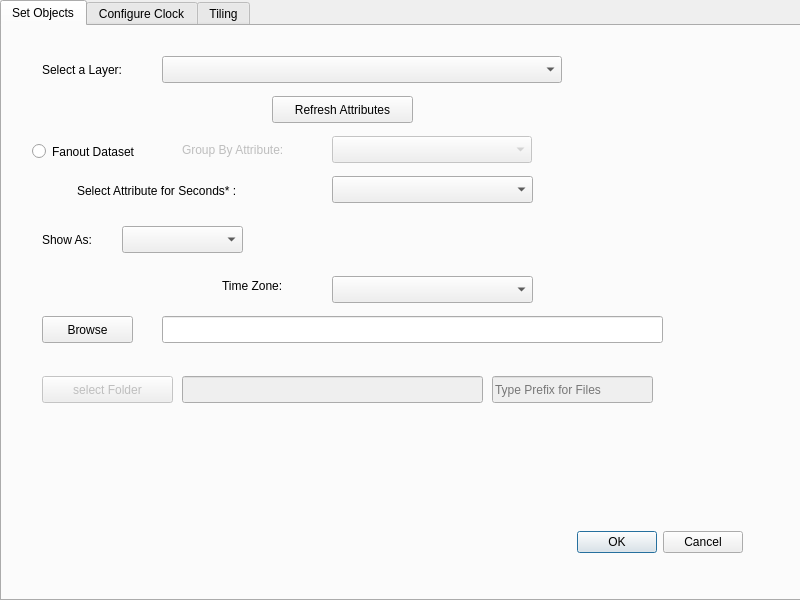
This is CzmlMovingObjects_dialog_base.ui in tum-gis/CZMLMovingObjects as Qt 5 draws it before an edit. The edited form follows.
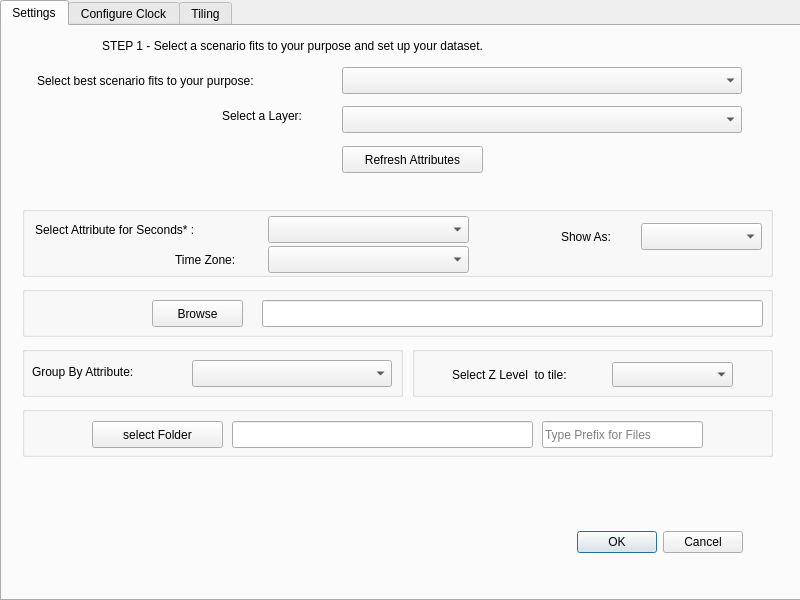
This is the edited form. The open tabs and pages were chosen to show the change.

Commit message: On branch main  Your branch is up to date with 'origin/main'.

Diff of the .ui file:
```diff
--- a/CzmlMovingObjects_dialog_base.ui
+++ b/CzmlMovingObjects_dialog_base.ui
@@ -27,29 +27,13 @@
    </property>
    <widget class="QWidget" name="tabLayer">
     <attribute name="title">
-     <string>Set Objects</string>
+     <string>Settings</string>
     </attribute>
-    <widget class="QLabel" name="groupByLabel">
-     <property name="enabled">
-      <bool>false</bool>
-     </property>
-     <property name="geometry">
-      <rect>
-       <x>180</x>
-       <y>114</y>
-       <width>151</width>
-       <height>20</height>
-      </rect>
-     </property>
-     <property name="text">
-      <string>Group By Attribute:</string>
-     </property>
-    </widget>
     <widget class="QComboBox" name="select_layer_comboBox">
      <property name="geometry">
       <rect>
-       <x>160</x>
-       <y>30</y>
+       <x>340</x>
+       <y>80</y>
        <width>400</width>
        <height>27</height>
       </rect>
@@ -61,24 +45,11 @@
       <string>Select a point layer...</string>
      </property>
     </widget>
-    <widget class="QComboBox" name="groupByComboBox">
-     <property name="enabled">
-      <bool>false</bool>
-     </property>
-     <property name="geometry">
-      <rect>
-       <x>330</x>
-       <y>110</y>
-       <width>200</width>
-       <height>27</height>
-      </rect>
-     </property>
-    </widget>
     <widget class="QPushButton" name="refresh_attributes_pushButton">
      <property name="geometry">
       <rect>
-       <x>270</x>
-       <y>70</y>
+       <x>340</x>
+       <y>120</y>
        <width>141</width>
        <height>27</height>
       </rect>
@@ -90,8 +61,8 @@
     <widget class="QLabel" name="select_layer_label">
      <property name="geometry">
       <rect>
-       <x>40</x>
-       <y>34</y>
+       <x>220</x>
+       <y>80</y>
        <width>111</width>
        <height>20</height>
       </rect>
@@ -100,19 +71,6 @@
       <string>Select a Layer:</string>
      </property>
     </widget>
-    <widget class="QPushButton" name="browse_pushButton">
-     <property name="geometry">
-      <rect>
-       <x>40</x>
-       <y>290</y>
-       <width>91</width>
-       <height>27</height>
-      </rect>
-     </property>
-     <property name="text">
-      <string>Browse</string>
-     </property>
-    </widget>
     <widget class="QDialogButtonBox" name="button_box">
      <property name="geometry">
       <rect>
@@ -129,142 +87,414 @@
       <set>QDialogButtonBox::Cancel|QDialogButtonBox::Ok</set>
      </property>
     </widget>
-    <widget class="QLineEdit" name="lineEditFileName">
+    <widget class="QLabel" name="labelSelectBestFitScenario">
      <property name="geometry">
       <rect>
-       <x>160</x>
-       <y>290</y>
-       <width>501</width>
-       <height>27</height>
-      </rect>
-     </property>
-    </widget>
-    <widget class="QComboBox" name="comboBoxTimeZone">
-     <property name="geometry">
-      <rect>
-       <x>330</x>
-       <y>250</y>
-       <width>201</width>
-       <height>27</height>
-      </rect>
-     </property>
-    </widget>
-    <widget class="QLabel" name="group_by_label_2">
-     <property name="geometry">
-      <rect>
-       <x>220</x>
-       <y>250</y>
-       <width>91</width>
-       <height>20</height>
-      </rect>
-     </property>
-     <property name="text">
-      <string>Time Zone:</string>
-     </property>
-    </widget>
-    <widget class="QRadioButton" name="radioButtonFanout">
-     <property name="geometry">
-      <rect>
-       <x>30</x>
-       <y>113</y>
-       <width>131</width>
-       <height>25</height>
-      </rect>
-     </property>
-     <property name="text">
-      <string>Fanout Dataset</string>
-     </property>
-    </widget>
-    <widget class="QPushButton" name="pushButtonSelectFolder">
-     <property name="enabled">
-      <bool>false</bool>
-     </property>
-     <property name="geometry">
-      <rect>
-       <x>40</x>
-       <y>350</y>
-       <width>131</width>
-       <height>27</height>
-      </rect>
-     </property>
-     <property name="text">
-      <string>select Folder</string>
-     </property>
-    </widget>
-    <widget class="QLineEdit" name="lineEditFolderName">
-     <property name="enabled">
-      <bool>false</bool>
-     </property>
-     <property name="geometry">
-      <rect>
-       <x>180</x>
-       <y>350</y>
+       <x>35</x>
+       <y>45</y>
        <width>301</width>
-       <height>27</height>
+       <height>19</height>
       </rect>
      </property>
+     <property name="text">
+      <string>Select best scenario fits to your purpose:</string>
+     </property>
     </widget>
-    <widget class="QLineEdit" name="lineEditFileNamePrefix">
-     <property name="enabled">
-      <bool>false</bool>
-     </property>
+    <widget class="QComboBox" name="comboBoxSelectScenario">
      <property name="geometry">
       <rect>
-       <x>490</x>
-       <y>350</y>
-       <width>161</width>
+       <x>340</x>
+       <y>41</y>
+       <width>400</width>
        <height>27</height>
       </rect>
      </property>
      <property name="placeholderText">
-      <string>Type Prefix for Files</string>
+      <string>Select an option</string>
      </property>
+     <property name="frame">
+      <bool>true</bool>
+     </property>
+     <item>
+      <property name="text">
+       <string>Single CZML File</string>
+      </property>
+     </item>
+     <item>
+      <property name="text">
+       <string>Separate CZML Files for every instance</string>
+      </property>
+     </item>
+     <item>
+      <property name="text">
+       <string>Separate CZML Files within XYZ Tiles</string>
+      </property>
+     </item>
+     <item>
+      <property name="text">
+       <string>Singular CZML Files in Time Slices</string>
+      </property>
+     </item>
+     <item>
+      <property name="text">
+       <string>Separate CZML Files within XYZ Tiles in Time Slices</string>
+      </property>
+     </item>
     </widget>
-    <widget class="QLabel" name="labelSelectAttributeForTime">
+    <widget class="QLabel" name="labelStep1">
      <property name="geometry">
       <rect>
-       <x>75</x>
-       <y>155</y>
-       <width>231</width>
-       <height>20</height>
+       <x>100</x>
+       <y>10</y>
+       <width>591</width>
+       <height>19</height>
       </rect>
      </property>
      <property name="text">
-      <string>Select Attribute for Seconds* :</string>
+      <string>STEP 1 - Select a scenario fits to your purpose and set up your dataset.</string>
      </property>
+     <property name="textFormat">
+      <enum>Qt::AutoText</enum>
+     </property>
     </widget>
-    <widget class="QComboBox" name="comboBoxSeconds">
+    <widget class="QGroupBox" name="groupBoxGeneralSettings">
+     <property name="enabled">
+      <bool>true</bool>
+     </property>
      <property name="geometry">
       <rect>
-       <x>330</x>
-       <y>150</y>
-       <width>201</width>
-       <height>27</height>
+       <x>20</x>
+       <y>180</y>
+       <width>751</width>
+       <height>71</height>
       </rect>
      </property>
+     <property name="title">
+      <string/>
+     </property>
+     <widget class="QLabel" name="labelSelectAttributeForTime">
+      <property name="geometry">
+       <rect>
+        <x>13</x>
+        <y>14</y>
+        <width>231</width>
+        <height>20</height>
+       </rect>
+      </property>
+      <property name="text">
+       <string>Select Attribute for Seconds* :</string>
+      </property>
+     </widget>
+     <widget class="QComboBox" name="comboBoxSeconds">
+      <property name="geometry">
+       <rect>
+        <x>246</x>
+        <y>10</y>
+        <width>201</width>
+        <height>27</height>
+       </rect>
+      </property>
+     </widget>
+     <widget class="QComboBox" name="comboBoxShowAs">
+      <property name="geometry">
+       <rect>
+        <x>619</x>
+        <y>17</y>
+        <width>121</width>
+        <height>27</height>
+       </rect>
+      </property>
+     </widget>
+     <widget class="QLabel" name="labelShowAs">
+      <property name="geometry">
+       <rect>
+        <x>539</x>
+        <y>21</y>
+        <width>71</width>
+        <height>20</height>
+       </rect>
+      </property>
+      <property name="text">
+       <string>Show As:</string>
+      </property>
+     </widget>
+     <widget class="QComboBox" name="comboBoxTimeZone">
+      <property name="enabled">
+       <bool>true</bool>
+      </property>
+      <property name="geometry">
+       <rect>
+        <x>246</x>
+        <y>40</y>
+        <width>201</width>
+        <height>27</height>
+       </rect>
+      </property>
+     </widget>
+     <widget class="QLabel" name="group_by_label_2">
+      <property name="geometry">
+       <rect>
+        <x>153</x>
+        <y>44</y>
+        <width>91</width>
+        <height>20</height>
+       </rect>
+      </property>
+      <property name="text">
+       <string>Time Zone:</string>
+      </property>
+     </widget>
     </widget>
-    <widget class="QLabel" name="labelShowAs">
+    <widget class="QGroupBox" name="groupBoxSingleOutput">
+     <property name="enabled">
+      <bool>true</bool>
+     </property>
      <property name="geometry">
       <rect>
-       <x>40</x>
-       <y>204</y>
-       <width>71</width>
-       <height>20</height>
+       <x>20</x>
+       <y>260</y>
+       <width>751</width>
+       <height>51</height>
       </rect>
      </property>
-     <property name="text">
-      <string>Show As:</string>
+     <property name="title">
+      <string/>
      </property>
+     <widget class="QPushButton" name="browse_pushButton">
+      <property name="geometry">
+       <rect>
+        <x>130</x>
+        <y>14</y>
+        <width>91</width>
+        <height>27</height>
+       </rect>
+      </property>
+      <property name="text">
+       <string>Browse</string>
+      </property>
+     </widget>
+     <widget class="QLineEdit" name="lineEditFileName">
+      <property name="enabled">
+       <bool>true</bool>
+      </property>
+      <property name="geometry">
+       <rect>
+        <x>240</x>
+        <y>14</y>
+        <width>501</width>
+        <height>27</height>
+       </rect>
+      </property>
+     </widget>
     </widget>
-    <widget class="QComboBox" name="comboBoxShowAs">
+    <widget class="QGroupBox" name="groupBoxGroupBy">
+     <property name="enabled">
+      <bool>true</bool>
+     </property>
      <property name="geometry">
       <rect>
-       <x>120</x>
-       <y>200</y>
-       <width>121</width>
-       <height>27</height>
+       <x>20</x>
+       <y>320</y>
+       <width>381</width>
+       <height>51</height>
       </rect>
      </property>
+     <property name="title">
+      <string/>
+     </property>
+     <widget class="QComboBox" name="comboBoxGroupBy">
+      <property name="enabled">
+       <bool>true</bool>
+      </property>
+      <property name="geometry">
+       <rect>
+        <x>170</x>
+        <y>14</y>
+        <width>200</width>
+        <height>27</height>
+       </rect>
+      </property>
+     </widget>
+     <widget class="QLabel" name="labelGroupByAttribute">
+      <property name="enabled">
+       <bool>true</bool>
+      </property>
+      <property name="geometry">
+       <rect>
+        <x>10</x>
+        <y>16</y>
+        <width>151</width>
+        <height>20</height>
+       </rect>
+      </property>
+      <property name="text">
+       <string>Group By Attribute:</string>
+      </property>
+     </widget>
+    </widget>
+    <widget class="QGroupBox" name="groupBoxZLevel">
+     <property name="enabled">
+      <bool>true</bool>
+     </property>
+     <property name="geometry">
+      <rect>
+       <x>410</x>
+       <y>320</y>
+       <width>361</width>
+       <height>51</height>
+      </rect>
+     </property>
+     <property name="title">
+      <string/>
+     </property>
+     <widget class="QComboBox" name="comboBoxSelectZLevel">
+      <property name="enabled">
+       <bool>true</bool>
+      </property>
+      <property name="geometry">
+       <rect>
+        <x>200</x>
+        <y>16</y>
+        <width>121</width>
+        <height>25</height>
+       </rect>
+      </property>
+      <property name="placeholderText">
+       <string>Select Z Level</string>
+      </property>
+      <item>
+       <property name="text">
+        <string>10 (~40km)</string>
+       </property>
+      </item>
+      <item>
+       <property name="text">
+        <string>11 (~20km)</string>
+       </property>
+      </item>
+      <item>
+       <property name="text">
+        <string>12 (~10km)</string>
+       </property>
+      </item>
+      <item>
+       <property name="text">
+        <string>13 (~5km)</string>
+       </property>
+      </item>
+      <item>
+       <property name="text">
+        <string>14 (~2.5km)</string>
+       </property>
+      </item>
+      <item>
+       <property name="text">
+        <string>15 (~1.2km)</string>
+       </property>
+      </item>
+      <item>
+       <property name="text">
+        <string>16 (~600m)</string>
+       </property>
+      </item>
+      <item>
+       <property name="text">
+        <string>17 (~300m)</string>
+       </property>
+      </item>
+      <item>
+       <property name="text">
+        <string>18 (~150m)</string>
+       </property>
+      </item>
+      <item>
+       <property name="text">
+        <string>19 (~75m)</string>
+       </property>
+      </item>
+      <item>
+       <property name="text">
+        <string>20 (~38m)</string>
+       </property>
+      </item>
+     </widget>
+     <widget class="QLabel" name="labelSelectZLevel">
+      <property name="enabled">
+       <bool>true</bool>
+      </property>
+      <property name="geometry">
+       <rect>
+        <x>40</x>
+        <y>19</y>
+        <width>191</width>
+        <height>20</height>
+       </rect>
+      </property>
+      <property name="text">
+       <string>Select Z Level  to tile:</string>
+      </property>
+     </widget>
+    </widget>
+    <widget class="QGroupBox" name="groupBoxFolderOutput">
+     <property name="enabled">
+      <bool>true</bool>
+     </property>
+     <property name="geometry">
+      <rect>
+       <x>20</x>
+       <y>380</y>
+       <width>751</width>
+       <height>51</height>
+      </rect>
+     </property>
+     <property name="title">
+      <string/>
+     </property>
+     <widget class="QLineEdit" name="lineEditFileNamePrefix">
+      <property name="enabled">
+       <bool>true</bool>
+      </property>
+      <property name="geometry">
+       <rect>
+        <x>520</x>
+        <y>15</y>
+        <width>161</width>
+        <height>27</height>
+       </rect>
+      </property>
+      <property name="placeholderText">
+       <string>Type Prefix for Files</string>
+      </property>
+     </widget>
+     <widget class="QPushButton" name="pushButtonSelectFolder">
+      <property name="enabled">
+       <bool>true</bool>
+      </property>
+      <property name="geometry">
+       <rect>
+        <x>70</x>
+        <y>15</y>
+        <width>131</width>
+        <height>27</height>
+       </rect>
+      </property>
+      <property name="text">
+       <string>select Folder</string>
+      </property>
+     </widget>
+     <widget class="QLineEdit" name="lineEditFolderName">
+      <property name="enabled">
+       <bool>true</bool>
+      </property>
+      <property name="geometry">
+       <rect>
+        <x>210</x>
+        <y>15</y>
+        <width>301</width>
+        <height>27</height>
+       </rect>
+      </property>
+     </widget>
     </widget>
    </widget>
    <widget class="QWidget" name="tabClock">
@@ -529,87 +759,6 @@
     <attribute name="title">
      <string>Tiling</string>
     </attribute>
-    <widget class="QComboBox" name="comboBoxTileZLevel">
-     <property name="geometry">
-      <rect>
-       <x>260</x>
-       <y>30</y>
-       <width>121</width>
-       <height>25</height>
-      </rect>
-     </property>
-     <property name="placeholderText">
-      <string>Select Z Level</string>
-     </property>
-     <item>
-      <property name="text">
-       <string>10 (~40km)</string>
-      </property>
-     </item>
-     <item>
-      <property name="text">
-       <string>11 (~20km)</string>
-      </property>
-     </item>
-     <item>
-      <property name="text">
-       <string>12 (~10km)</string>
-      </property>
-     </item>
-     <item>
-      <property name="text">
-       <string>13 (~5km)</string>
-      </property>
-     </item>
-     <item>
-      <property name="text">
-       <string>14 (~2.5km)</string>
-      </property>
-     </item>
-     <item>
-      <property name="text">
-       <string>15 (~1.2km)</string>
-      </property>
-     </item>
-     <item>
-      <property name="text">
-       <string>16 (~600m)</string>
-      </property>
-     </item>
-     <item>
-      <property name="text">
-       <string>17 (~300m)</string>
-      </property>
-     </item>
-     <item>
-      <property name="text">
-       <string>18 (~150m)</string>
-      </property>
-     </item>
-     <item>
-      <property name="text">
-       <string>19 (~75m)</string>
-      </property>
-     </item>
-     <item>
-      <property name="text">
-       <string>20 (~38m)</string>
-      </property>
-     </item>
-    </widget>
-    <widget class="QLabel" name="labelSelectZLevel">
-     <property name="geometry">
-      <rect>
-       <x>100</x>
-       <y>30</y>
-       <width>191</width>
-       <height>20</height>
-      </rect>
-     </property>
-     <property name="text">
-      <string>Select Z Level  to tile:</string>
-     </property>
-    </widget>
    </widget>
   </widget>
  </widget>
```
Left out of the diff: 65 changed lines with no effect on the pictures. The commit also changes 22 other files.
